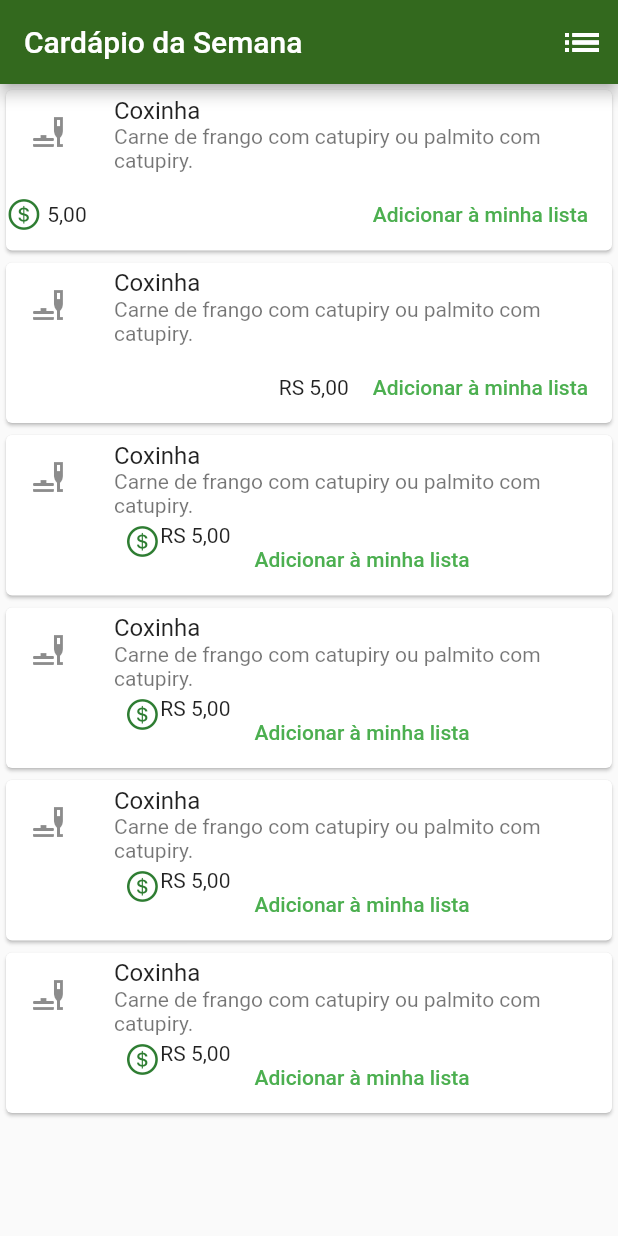
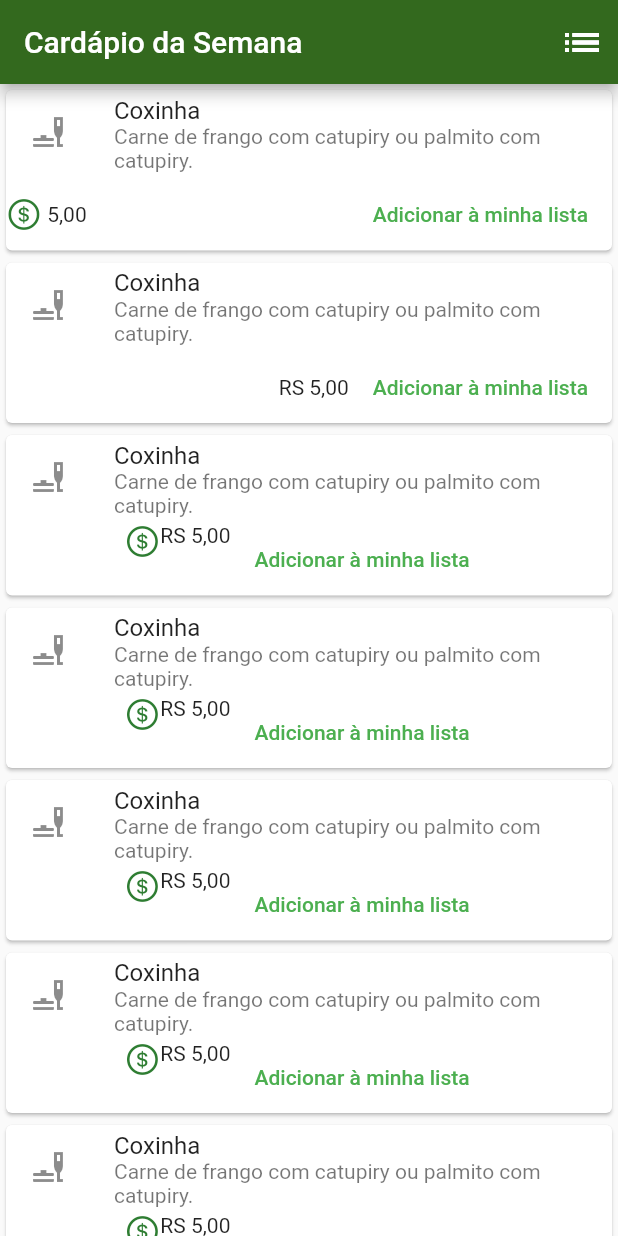
Before and after one commit to Nataliaartini/prog_I, a Flutter app: the screen it shows after launch, on a phone screen of 412 x 824 dp. Run offline on Flutter 3.47's test engine with Material 2 defaults, Android fonts, the phone set to English and light mode, and no system bars.

Commit message:
resolvido erro de overflow rollbar

```diff
--- a/app/menu/lib/main.dart
+++ b/app/menu/lib/main.dart
@@ -76,8 +76,8 @@ class _MyAppState extends State<MyApp> {
             ),
           ],
         ),
-        body:
-              Column(
+        body: SingleChildScrollView(
+          child: Column(
             children: [
                   Card(
                     child: Column(
@@ -235,6 +235,38 @@ class _MyAppState extends State<MyApp> {
                         ),
                       ],
                     ),
+                  ),
+              Card(
+                child: Column(
+                  mainAxisSize: MainAxisSize.min,
+                  children: <Widget>[
+                    const ListTile(
+                      leading: Icon(Icons.brunch_dining),
+                      title: Text('Coxinha'),
+                      subtitle: Text('Carne de frango com catupiry ou palmito com catupiry.'),
+                    ),
+                    Wrap(
+                      //mainAxisAlignment: MainAxisAlignment.end,
+                      children: <Widget>[
+                        Icon(
+                          CupertinoIcons.money_dollar_circle,
+                          color: Colors.green[800],
+                          size: 24.0,),
+                        Expanded(
+                          child: Text('RS 5,00', textAlign: TextAlign.right),
+                        ),
+                        const SizedBox(width: 8),
+                        TextButton(
+                          child: const Text('Adicionar à minha lista',
+                            style: TextStyle(color: Colors.green),
+                          ),
+                          onPressed: () {/* ... */},
+                        ),
+                        const SizedBox(width: 8),
+                      ],
+                    ),
+                  ],
+                ),
               ),Card(
                 child: Column(
                   mainAxisSize: MainAxisSize.min,
@@ -269,6 +301,7 @@ class _MyAppState extends State<MyApp> {
               ),
             ],
           ),
+        ),
         // floatingActionButton: FloatingActionButton(
         //   onPressed: (){
         //   //ADD CODE PRESSED BUTTON
```
Lines whose indentation alone changed are shown as unchanged.
